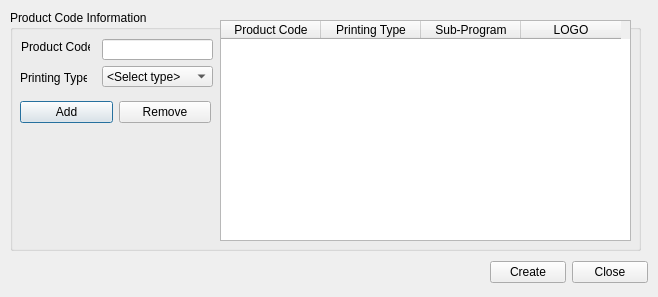
FEN94/SML_FileManager, file ui_files/newProductCodeFolder.ui: the form before one commit.
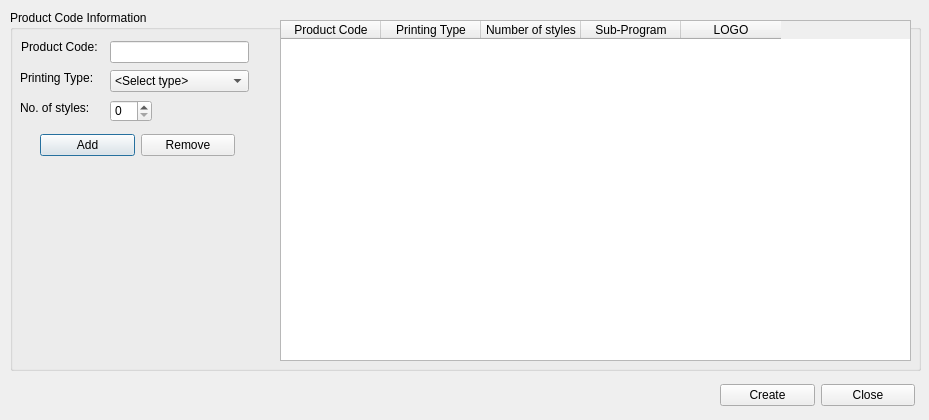
The form after the commit.

The edit to the form file:
```diff
--- a/ui_files/newProductCodeFolder.ui
+++ b/ui_files/newProductCodeFolder.ui
@@ -6,8 +6,8 @@
    <rect>
     <x>0</x>
     <y>0</y>
-    <width>658</width>
-    <height>297</height>
+    <width>929</width>
+    <height>420</height>
    </rect>
   </property>
   <property name="windowTitle">
@@ -18,8 +18,8 @@
     <rect>
      <x>10</x>
      <y>10</y>
-     <width>631</width>
-     <height>241</height>
+     <width>911</width>
+     <height>361</height>
     </rect>
    </property>
    <property name="title">
@@ -28,10 +28,10 @@
    <widget class="QTableWidget" name="tableWidget_ProductCode">
     <property name="geometry">
      <rect>
-      <x>210</x>
+      <x>270</x>
       <y>10</y>
-      <width>411</width>
-      <height>221</height>
+      <width>631</width>
+      <height>341</height>
      </rect>
     </property>
     <property name="verticalScrollMode">
@@ -56,6 +56,14 @@
       <set>AlignCenter</set>
      </property>
     </column>
+    <column>
+     <property name="text">
+      <string>Number of styles</string>
+     </property>
+     <property name="textAlignment">
+      <set>AlignCenter</set>
+     </property>
+    </column>
     <column>
      <property name="text">
       <string>Sub-Program</string>
@@ -78,7 +86,7 @@
      <rect>
       <x>11</x>
       <y>29</y>
-      <width>69</width>
+      <width>91</width>
       <height>16</height>
      </rect>
     </property>
@@ -91,7 +99,7 @@
      <rect>
       <x>10</x>
       <y>60</y>
-      <width>67</width>
+      <width>81</width>
       <height>16</height>
      </rect>
     </property>
@@ -102,10 +110,10 @@
    <widget class="QWidget" name="layoutWidget">
     <property name="geometry">
      <rect>
-      <x>10</x>
-      <y>90</y>
-      <width>191</width>
-      <height>25</height>
+      <x>30</x>
+      <y>120</y>
+      <width>195</width>
+      <height>30</height>
      </rect>
     </property>
     <layout class="QHBoxLayout" name="horizontalLayout_2">
@@ -128,10 +136,10 @@
    <widget class="QWidget" name="layoutWidget">
     <property name="geometry">
      <rect>
-      <x>92</x>
-      <y>29</y>
-      <width>111</width>
-      <height>48</height>
+      <x>100</x>
+      <y>30</y>
+      <width>139</width>
+      <height>53</height>
      </rect>
     </property>
     <layout class="QVBoxLayout" name="verticalLayout_2">
@@ -174,14 +182,37 @@
      </item>
     </layout>
    </widget>
+   <widget class="QLabel" name="label_numStyles">
+    <property name="geometry">
+     <rect>
+      <x>10</x>
+      <y>90</y>
+      <width>81</width>
+      <height>16</height>
+     </rect>
+    </property>
+    <property name="text">
+     <string>No. of styles:</string>
+    </property>
+   </widget>
+   <widget class="QSpinBox" name="spinBox_numStyles">
+    <property name="geometry">
+     <rect>
+      <x>100</x>
+      <y>90</y>
+      <width>42</width>
+      <height>22</height>
+     </rect>
+    </property>
+   </widget>
   </widget>
   <widget class="QWidget" name="layoutWidget">
    <property name="geometry">
     <rect>
-     <x>490</x>
-     <y>260</y>
-     <width>158</width>
-     <height>25</height>
+     <x>720</x>
+     <y>380</y>
+     <width>195</width>
+     <height>30</height>
     </rect>
    </property>
    <layout class="QHBoxLayout" name="horizontalLayout">
```
